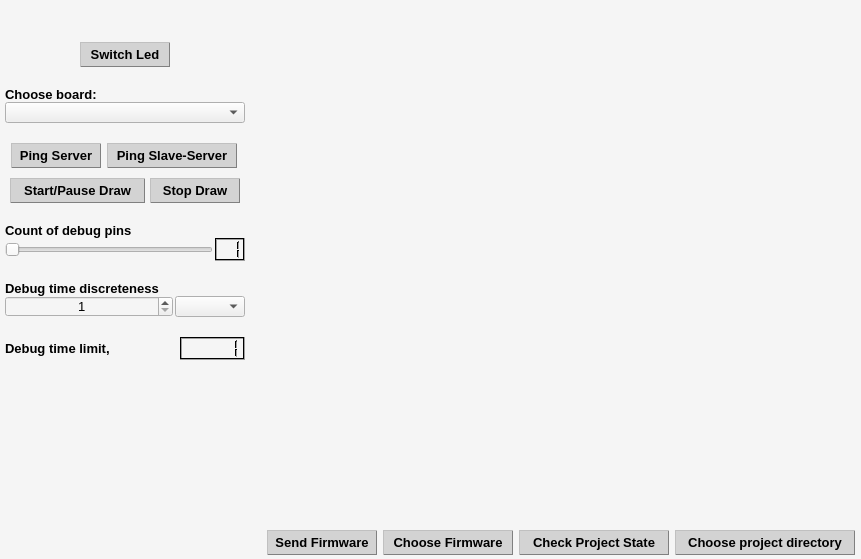
Old version of the form CLIENT/RHE_Client/rhe_widget.ui in the repository qvinn/RHE.
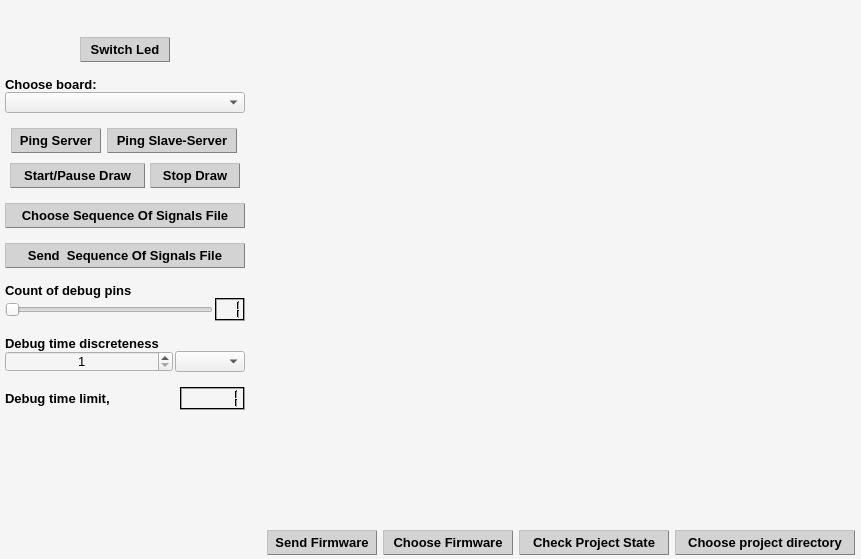
New version of the form.

Commit message: Added: -dynamic created switch-sliders for set state of FPGA input pin; -buttons for choose/send csv-file with sequence of signals

Diff of the .ui file:
```diff
--- a/CLIENT/RHE_Client/rhe_widget.ui
+++ b/CLIENT/RHE_Client/rhe_widget.ui
@@ -311,7 +311,7 @@
          <property name="sizeHint" stdset="0">
           <size>
            <width>20</width>
-           <height>20</height>
+           <height>15</height>
           </size>
          </property>
         </spacer>
@@ -610,7 +610,7 @@
          <property name="sizeHint" stdset="0">
           <size>
            <width>20</width>
-           <height>20</height>
+           <height>15</height>
           </size>
          </property>
         </spacer>
@@ -772,7 +772,7 @@
          <property name="sizeHint" stdset="0">
           <size>
            <width>20</width>
-           <height>20</height>
+           <height>15</height>
           </size>
          </property>
         </spacer>
@@ -1928,7 +1928,609 @@
          <property name="sizeHint" stdset="0">
           <size>
            <width>20</width>
-           <height>20</height>
+           <height>15</height>
+          </size>
+         </property>
+        </spacer>
+       </item>
+       <item>
+        <widget class="QPushButton" name="pshBttn_chs_sgnls_sqnc">
+         <property name="sizePolicy">
+          <sizepolicy hsizetype="Preferred" vsizetype="Fixed">
+           <horstretch>0</horstretch>
+           <verstretch>0</verstretch>
+          </sizepolicy>
+         </property>
+         <property name="minimumSize">
+          <size>
+           <width>110</width>
+           <height>25</height>
+          </size>
+         </property>
+         <property name="maximumSize">
+          <size>
+           <width>240</width>
+           <height>25</height>
+          </size>
+         </property>
+         <property name="palette">
+          <palette>
+           <active>
+            <colorrole role="WindowText">
+             <brush brushstyle="SolidPattern">
+              <color alpha="255">
+               <red>0</red>
+               <green>0</green>
+               <blue>0</blue>
+              </color>
+             </brush>
+            </colorrole>
+            <colorrole role="Button">
+             <brush brushstyle="SolidPattern">
+              <color alpha="255">
+               <red>211</red>
+               <green>211</green>
+               <blue>211</blue>
+              </color>
+             </brush>
+            </colorrole>
+            <colorrole role="Text">
+             <brush brushstyle="SolidPattern">
+              <color alpha="255">
+               <red>0</red>
+               <green>0</green>
+               <blue>0</blue>
+              </color>
+             </brush>
+            </colorrole>
+            <colorrole role="ButtonText">
+             <brush brushstyle="SolidPattern">
+              <color alpha="255">
+               <red>0</red>
+               <green>0</green>
+               <blue>0</blue>
+              </color>
+             </brush>
+            </colorrole>
+            <colorrole role="Base">
+             <brush brushstyle="SolidPattern">
+              <color alpha="255">
+               <red>211</red>
+               <green>211</green>
+               <blue>211</blue>
+              </color>
+             </brush>
+            </colorrole>
+            <colorrole role="Window">
+             <brush brushstyle="SolidPattern">
+              <color alpha="255">
+               <red>211</red>
+               <green>211</green>
+               <blue>211</blue>
+              </color>
+             </brush>
+            </colorrole>
+            <colorrole role="PlaceholderText">
+             <brush brushstyle="SolidPattern">
+              <color alpha="128">
+               <red>0</red>
+               <green>0</green>
+               <blue>0</blue>
+              </color>
+             </brush>
+            </colorrole>
+           </active>
+           <inactive>
+            <colorrole role="WindowText">
+             <brush brushstyle="SolidPattern">
+              <color alpha="255">
+               <red>0</red>
+               <green>0</green>
+               <blue>0</blue>
+              </color>
+             </brush>
+            </colorrole>
+            <colorrole role="Button">
+             <brush brushstyle="SolidPattern">
+              <color alpha="255">
+               <red>211</red>
+               <green>211</green>
+               <blue>211</blue>
+              </color>
+             </brush>
+            </colorrole>
+            <colorrole role="Text">
+             <brush brushstyle="SolidPattern">
+              <color alpha="255">
+               <red>0</red>
+               <green>0</green>
+               <blue>0</blue>
+              </color>
+             </brush>
+            </colorrole>
+            <colorrole role="ButtonText">
+             <brush brushstyle="SolidPattern">
+              <color alpha="255">
+               <red>0</red>
+               <green>0</green>
+               <blue>0</blue>
+              </color>
+             </brush>
+            </colorrole>
+            <colorrole role="Base">
+             <brush brushstyle="SolidPattern">
+              <color alpha="255">
+               <red>211</red>
+               <green>211</green>
+               <blue>211</blue>
+              </color>
+             </brush>
+            </colorrole>
+            <colorrole role="Window">
+             <brush brushstyle="SolidPattern">
+              <color alpha="255">
+               <red>211</red>
+               <green>211</green>
+               <blue>211</blue>
+              </color>
+             </brush>
+            </colorrole>
+            <colorrole role="PlaceholderText">
+             <brush brushstyle="SolidPattern">
+              <color alpha="128">
+               <red>0</red>
+               <green>0</green>
+               <blue>0</blue>
+              </color>
+             </brush>
+            </colorrole>
+           </inactive>
+           <disabled>
+            <colorrole role="WindowText">
+             <brush brushstyle="SolidPattern">
+              <color alpha="255">
+               <red>0</red>
+               <green>0</green>
+               <blue>0</blue>
+              </color>
+             </brush>
+            </colorrole>
+            <colorrole role="Button">
+             <brush brushstyle="SolidPattern">
+              <color alpha="255">
+               <red>173</red>
+               <green>216</green>
+               <blue>230</blue>
+              </color>
+             </brush>
+            </colorrole>
+            <colorrole role="Text">
+             <brush brushstyle="SolidPattern">
+              <color alpha="255">
+               <red>0</red>
+               <green>0</green>
+               <blue>0</blue>
+              </color>
+             </brush>
+            </colorrole>
+            <colorrole role="ButtonText">
+             <brush brushstyle="SolidPattern">
+              <color alpha="255">
+               <red>0</red>
+               <green>0</green>
+               <blue>0</blue>
+              </color>
+             </brush>
+            </colorrole>
+            <colorrole role="Base">
+             <brush brushstyle="SolidPattern">
+              <color alpha="255">
+               <red>173</red>
+               <green>216</green>
+               <blue>230</blue>
+              </color>
+             </brush>
+            </colorrole>
+            <colorrole role="Window">
+             <brush brushstyle="SolidPattern">
+              <color alpha="255">
+               <red>173</red>
+               <green>216</green>
+               <blue>230</blue>
+              </color>
+             </brush>
+            </colorrole>
+            <colorrole role="PlaceholderText">
+             <brush brushstyle="SolidPattern">
+              <color alpha="128">
+               <red>231</red>
+               <green>231</green>
+               <blue>231</blue>
+              </color>
+             </brush>
+            </colorrole>
+           </disabled>
+          </palette>
+         </property>
+         <property name="font">
+          <font>
+           <family>Tahoma</family>
+           <pointsize>10</pointsize>
+           <weight>75</weight>
+           <bold>true</bold>
+          </font>
+         </property>
+         <property name="styleSheet">
+          <string notr="true">QPushButton:checked{
+	background-color: lightblue;
+	border-style: outset;
+	color: black;
+	font: bold 10p;
+	border-style: outset;
+	border-width: 1px;
+	border-radius: 0px;
+	border-color: blue;
+	padding: 0px 0px;
+}
+QPushButton:pressed{
+	background-color: lightblue;
+	border-style: outset;
+	color: black;
+	font: bold 10p;
+	border-style: outset;
+	border-width: 1px;
+	border-radius: 0px;
+	border-color: blue;
+	padding: 0px 0px;
+}
+QPushButton:disabled{
+	background-color: lightblue;
+	border-style: outset;
+	color: black;
+	font: bold 10p;
+	border-style: outset;
+	border-width: 1px;
+	border-radius: 0px;
+	border-color: blue;
+	padding: 0px 0px;
+}
+QPushButton{
+	background-color: lightGray;
+	color: black;
+	border-style: outset;
+	border-width: 1px;
+	border-radius: 0px;
+	border-color: gray;
+	padding: 0px 0px;
+}
+QPushButton:hover{
+	border-style: outset;
+	border-width: 1px;
+	border-radius: 0px;
+	border-color: royalblue;
+}</string>
+         </property>
+         <property name="text">
+          <string>Choose Sequence Of Signals File</string>
+         </property>
+         <property name="autoDefault">
+          <bool>false</bool>
+         </property>
+        </widget>
+       </item>
+       <item>
+        <spacer name="verticalSpacer_11">
+         <property name="orientation">
+          <enum>Qt::Vertical</enum>
+         </property>
+         <property name="sizeType">
+          <enum>QSizePolicy::Fixed</enum>
+         </property>
+         <property name="sizeHint" stdset="0">
+          <size>
+           <width>20</width>
+           <height>15</height>
+          </size>
+         </property>
+        </spacer>
+       </item>
+       <item>
+        <widget class="QPushButton" name="pshBttn_snd_sgnls_sqnc">
+         <property name="sizePolicy">
+          <sizepolicy hsizetype="Preferred" vsizetype="Fixed">
+           <horstretch>0</horstretch>
+           <verstretch>0</verstretch>
+          </sizepolicy>
+         </property>
+         <property name="minimumSize">
+          <size>
+           <width>110</width>
+           <height>25</height>
+          </size>
+         </property>
+         <property name="maximumSize">
+          <size>
+           <width>240</width>
+           <height>25</height>
+          </size>
+         </property>
+         <property name="palette">
+          <palette>
+           <active>
+            <colorrole role="WindowText">
+             <brush brushstyle="SolidPattern">
+              <color alpha="255">
+               <red>0</red>
+               <green>0</green>
+               <blue>0</blue>
+              </color>
+             </brush>
+            </colorrole>
+            <colorrole role="Button">
+             <brush brushstyle="SolidPattern">
+              <color alpha="255">
+               <red>211</red>
+               <green>211</green>
+               <blue>211</blue>
+              </color>
+             </brush>
+            </colorrole>
+            <colorrole role="Text">
+             <brush brushstyle="SolidPattern">
+              <color alpha="255">
+               <red>0</red>
+               <green>0</green>
+               <blue>0</blue>
+              </color>
+             </brush>
+            </colorrole>
+            <colorrole role="ButtonText">
+             <brush brushstyle="SolidPattern">
+              <color alpha="255">
+               <red>0</red>
+               <green>0</green>
+               <blue>0</blue>
+              </color>
+             </brush>
+            </colorrole>
+            <colorrole role="Base">
+             <brush brushstyle="SolidPattern">
+              <color alpha="255">
+               <red>211</red>
+               <green>211</green>
+               <blue>211</blue>
+              </color>
+             </brush>
+            </colorrole>
+            <colorrole role="Window">
+             <brush brushstyle="SolidPattern">
+              <color alpha="255">
+               <red>211</red>
+               <green>211</green>
+               <blue>211</blue>
+              </color>
+             </brush>
+            </colorrole>
+            <colorrole role="PlaceholderText">
+             <brush brushstyle="SolidPattern">
+              <color alpha="128">
+               <red>0</red>
+               <green>0</green>
+               <blue>0</blue>
+              </color>
+             </brush>
+            </colorrole>
+           </active>
+           <inactive>
+            <colorrole role="WindowText">
+             <brush brushstyle="SolidPattern">
+              <color alpha="255">
+               <red>0</red>
+               <green>0</green>
+               <blue>0</blue>
+              </color>
+             </brush>
+            </colorrole>
+            <colorrole role="Button">
+             <brush brushstyle="SolidPattern">
+              <color alpha="255">
+               <red>211</red>
+               <green>211</green>
+               <blue>211</blue>
+              </color>
+             </brush>
+            </colorrole>
+            <colorrole role="Text">
+             <brush brushstyle="SolidPattern">
+              <color alpha="255">
+               <red>0</red>
+               <green>0</green>
+               <blue>0</blue>
+              </color>
+             </brush>
+            </colorrole>
+            <colorrole role="ButtonText">
+             <brush brushstyle="SolidPattern">
+              <color alpha="255">
+               <red>0</red>
+               <green>0</green>
+               <blue>0</blue>
+              </color>
+             </brush>
+            </colorrole>
+            <colorrole role="Base">
+             <brush brushstyle="SolidPattern">
+              <color alpha="255">
+               <red>211</red>
+               <green>211</green>
+               <blue>211</blue>
+              </color>
+             </brush>
+            </colorrole>
+            <colorrole role="Window">
+             <brush brushstyle="SolidPattern">
+              <color alpha="255">
+               <red>211</red>
+               <green>211</green>
+               <blue>211</blue>
+              </color>
+             </brush>
+            </colorrole>
+            <colorrole role="PlaceholderText">
+             <brush brushstyle="SolidPattern">
+              <color alpha="128">
+               <red>0</red>
+               <green>0</green>
+               <blue>0</blue>
+              </color>
+             </brush>
+            </colorrole>
+           </inactive>
+           <disabled>
+            <colorrole role="WindowText">
+             <brush brushstyle="SolidPattern">
+              <color alpha="255">
+               <red>0</red>
+               <green>0</green>
+               <blue>0</blue>
+              </color>
+             </brush>
+            </colorrole>
+            <colorrole role="Button">
+             <brush brushstyle="SolidPattern">
+              <color alpha="255">
+               <red>173</red>
+               <green>216</green>
+               <blue>230</blue>
+              </color>
+             </brush>
+            </colorrole>
+            <colorrole role="Text">
+             <brush brushstyle="SolidPattern">
+              <color alpha="255">
+               <red>0</red>
+               <green>0</green>
+               <blue>0</blue>
+              </color>
+             </brush>
+            </colorrole>
+            <colorrole role="ButtonText">
+             <brush brushstyle="SolidPattern">
+              <color alpha="255">
+               <red>0</red>
+               <green>0</green>
+               <blue>0</blue>
+              </color>
+             </brush>
+            </colorrole>
+            <colorrole role="Base">
+             <brush brushstyle="SolidPattern">
+              <color alpha="255">
+               <red>173</red>
+               <green>216</green>
+               <blue>230</blue>
+              </color>
+             </brush>
+            </colorrole>
+            <colorrole role="Window">
+             <brush brushstyle="SolidPattern">
+              <color alpha="255">
+               <red>173</red>
+               <green>216</green>
+               <blue>230</blue>
+              </color>
+             </brush>
+            </colorrole>
+            <colorrole role="PlaceholderText">
+             <brush brushstyle="SolidPattern">
+              <color alpha="128">
+               <red>231</red>
+               <green>231</green>
+               <blue>231</blue>
+              </color>
+             </brush>
+            </colorrole>
+           </disabled>
+          </palette>
+         </property>
+         <property name="font">
+          <font>
+           <family>Tahoma</family>
+           <pointsize>10</pointsize>
+           <weight>75</weight>
+           <bold>true</bold>
+          </font>
+         </property>
+         <property name="styleSheet">
+          <string notr="true">QPushButton:checked{
+	background-color: lightblue;
+	border-style: outset;
+	color: black;
+	font: bold 10p;
+	border-style: outset;
+	border-width: 1px;
+	border-radius: 0px;
+	border-color: blue;
+	padding: 0px 0px;
+}
+QPushButton:pressed{
+	background-color: lightblue;
+	border-style: outset;
+	color: black;
+	font: bold 10p;
+	border-style: outset;
+	border-width: 1px;
+	border-radius: 0px;
+	border-color: blue;
+	padding: 0px 0px;
+}
+QPushButton:disabled{
+	background-color: lightblue;
+	border-style: outset;
+	color: black;
+	font: bold 10p;
+	border-style: outset;
+	border-width: 1px;
+	border-radius: 0px;
+	border-color: blue;
+	padding: 0px 0px;
+}
+QPushButton{
+	background-color: lightGray;
+	color: black;
+	border-style: outset;
+	border-width: 1px;
+	border-radius: 0px;
+	border-color: gray;
+	padding: 0px 0px;
+}
+QPushButton:hover{
+	border-style: outset;
+	border-width: 1px;
+	border-radius: 0px;
+	border-color: royalblue;
+}</string>
+         </property>
+         <property name="text">
+          <string>Send  Sequence Of Signals File</string>
+         </property>
+         <property name="autoDefault">
+          <bool>false</bool>
+         </property>
+        </widget>
+       </item>
+       <item>
+        <spacer name="verticalSpacer_10">
+         <property name="orientation">
+          <enum>Qt::Vertical</enum>
+         </property>
+         <property name="sizeType">
+          <enum>QSizePolicy::Fixed</enum>
+         </property>
+         <property name="sizeHint" stdset="0">
+          <size>
+           <width>20</width>
+           <height>15</height>
           </size>
          </property>
         </spacer>
@@ -2325,7 +2927,7 @@
          <property name="sizeHint" stdset="0">
           <size>
            <width>20</width>
-           <height>20</height>
+           <height>15</height>
           </size>
          </property>
         </spacer>
@@ -2416,7 +3018,7 @@
          <property name="sizeHint" stdset="0">
           <size>
            <width>20</width>
-           <height>20</height>
+           <height>15</height>
           </size>
          </property>
         </spacer>
@@ -2759,6 +3361,29 @@
          </item>
         </layout>
        </item>
+       <item>
+        <spacer name="verticalSpacer_9">
+         <property name="orientation">
+          <enum>Qt::Vertical</enum>
+         </property>
+         <property name="sizeType">
+          <enum>QSizePolicy::Fixed</enum>
+         </property>
+         <property name="sizeHint" stdset="0">
+          <size>
+           <width>20</width>
+           <height>15</height>
+          </size>
+         </property>
+        </spacer>
+       </item>
+       <item>
+        <layout class="QVBoxLayout" name="verticalLayout_4">
+         <property name="spacing">
+          <number>0</number>
+         </property>
+        </layout>
+       </item>
        <item>
         <spacer name="verticalSpacer">
          <property name="orientation">
```
The commit also changes 4 other files.
